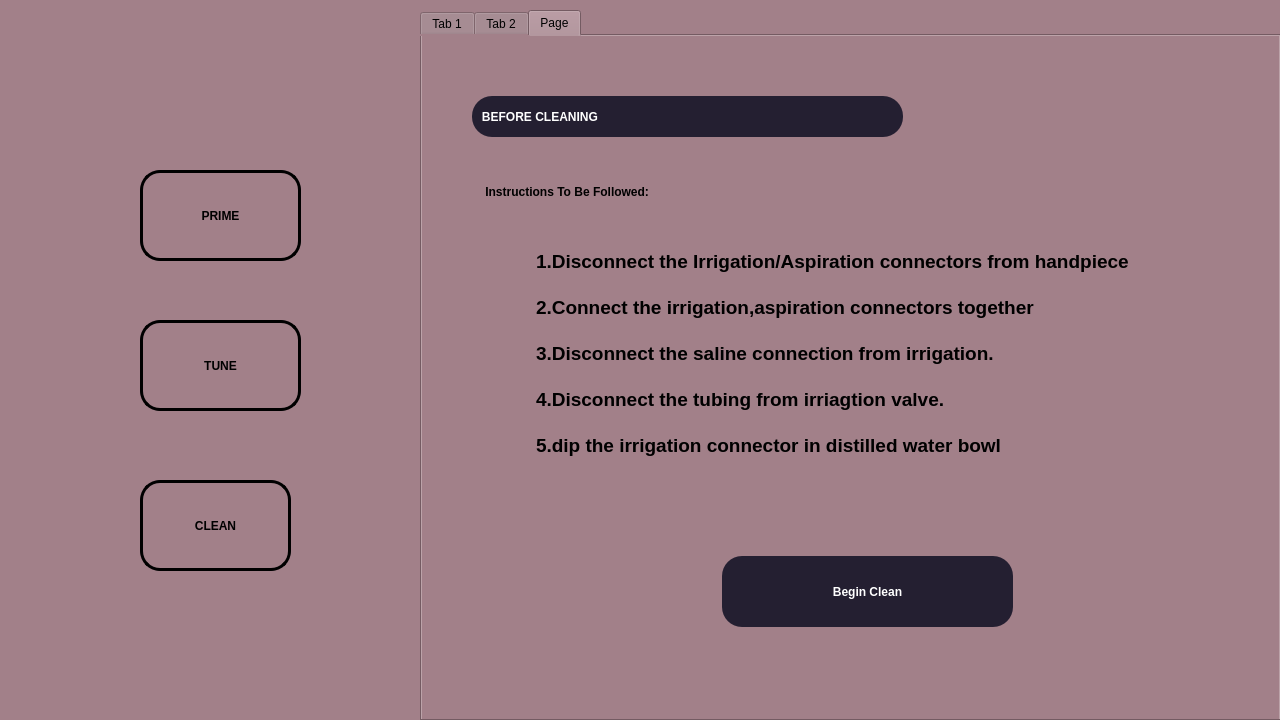
Old version of the form prime.ui in the repository RISWANAAAA/venturiphaco.
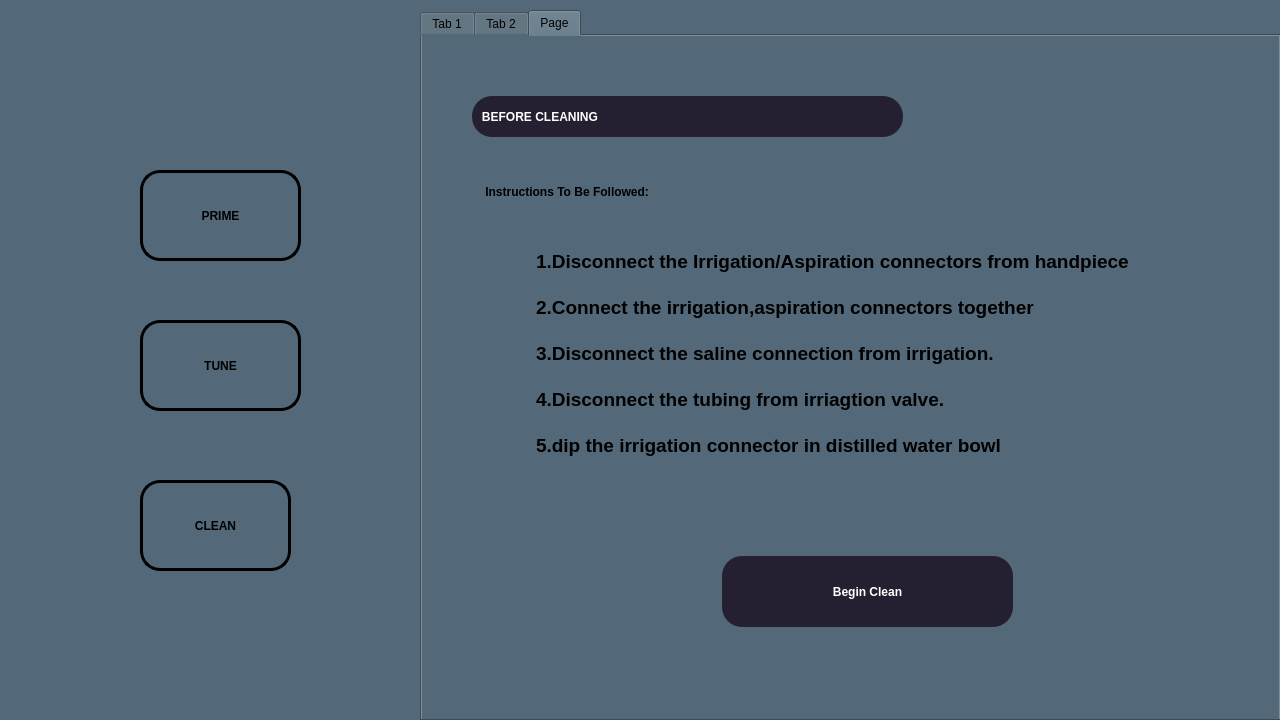
New version of the form. Icons and pictures are not drawn.

```diff
--- a/prime.ui
+++ b/prime.ui
@@ -14,7 +14,7 @@
    <string>Form</string>
   </property>
   <property name="styleSheet">
-   <string notr="true">background-color: rgb(162, 128, 137);</string>
+   <string notr="true">background-color:rgb(83, 104, 120);</string>
   </property>
   <widget class="QPushButton" name="clean_but">
    <property name="geometry">
@@ -379,7 +379,7 @@
    </widget>
    <widget class="QWidget" name="tab_8">
     <property name="styleSheet">
-     <string notr="true">background-color: rgb(162, 128, 137);</string>
+     <string notr="true">background-color:rgb(83, 104, 120);</string>
     </property>
     <attribute name="title">
      <string>Page</string>
```
Left out of the diff: 4 changed lines with no effect on the pictures.
